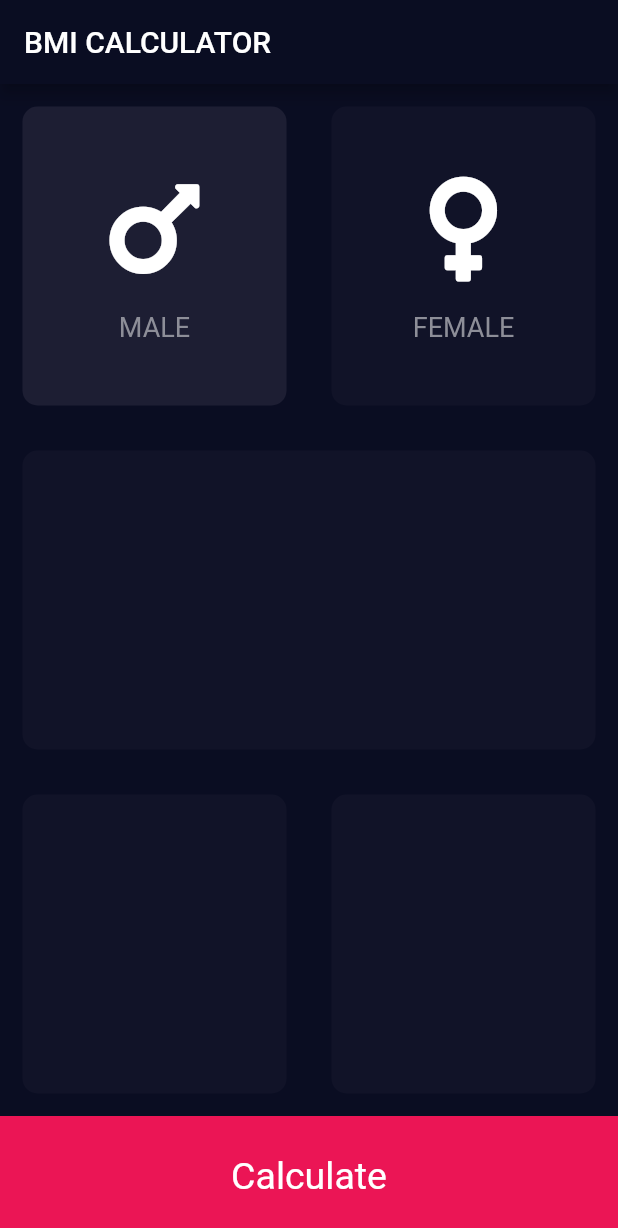
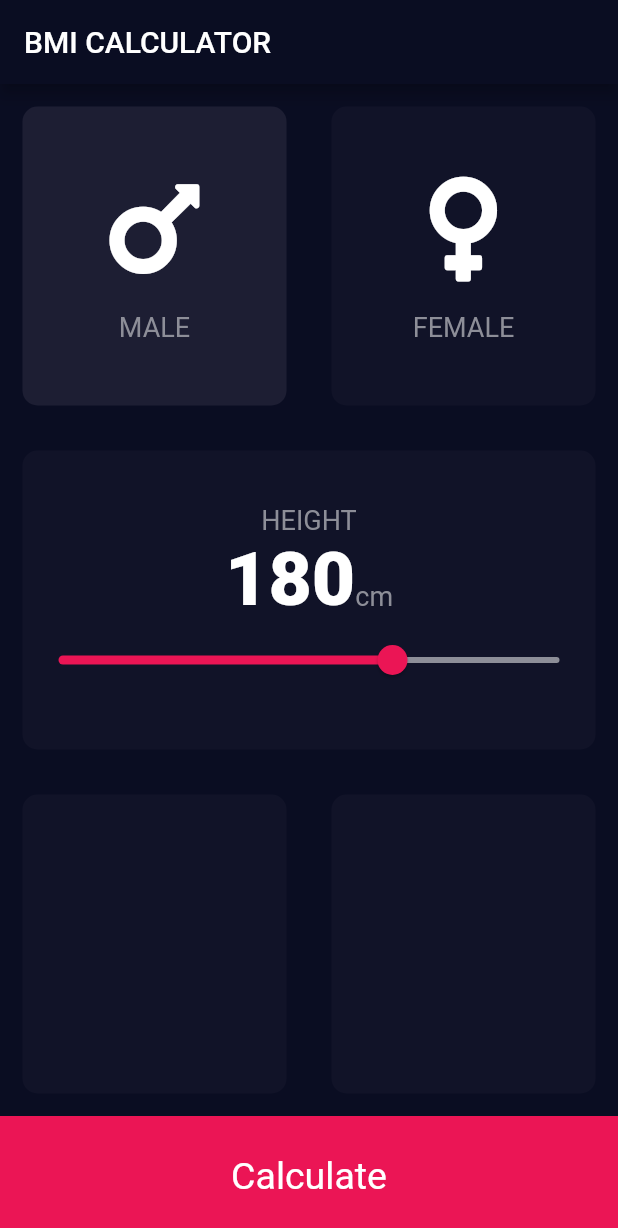
Before and after one commit to kawaiiyoshiyuki/bmi, a Flutter app: the screen it shows after launch, on a phone screen of 412 x 824 dp. Shown: the top 1228 px of the screen. Run offline on Flutter 3.47's test engine with Material 2 defaults, Android fonts, the phone set to English and light mode, and no system bars; our stand-ins replace font_awesome_flutter.

Commit message:
add slider, extract constants

```diff
--- a/lib/card_content.dart
+++ b/lib/card_content.dart
@@ -1,10 +1,6 @@
 import 'package:flutter/material.dart';
 
-const iconColor = Color(0xFF8D8E98);
-const labelTextStyle = TextStyle(
-  fontSize: 18.0,
-  color: iconColor,
-);
+import 'constants.dart';
 
 class CardChild extends StatelessWidget {
   CardChild(
@@ -26,7 +22,7 @@ class CardChild extends StatelessWidget {
             color: Colors.white,
           ),
           SizedBox(height: 15.0),
-          Text(label, style: labelTextStyle),
+          Text(label, style: kLabelTextStyle),
         ],
       ),
     );
--- /dev/null
+++ b/lib/constants.dart
@@ -0,0 +1,15 @@
+import 'package:flutter/material.dart';
+
+const kActiveCardColor = Color(0xFF1D1E33);
+const kInactiveCardColor = Color(0xFF111328);
+const kBottomContainerColor = Color(0xFFEB1555);
+const kBottomContainerHeight = 80.0;
+const kIconColor = Color(0xFF8D8E98);
+const kLabelTextStyle = TextStyle(
+  fontSize: 18.0,
+  color: kIconColor,
+);
+const kNumberTextStyle = TextStyle(
+  fontSize: 50.0,
+  fontWeight: FontWeight.w900,
+);
--- a/lib/input_page.dart
+++ b/lib/input_page.dart
@@ -2,12 +2,8 @@ import 'package:flutter/material.dart';
 import 'package:font_awesome_flutter/font_awesome_flutter.dart';
 
 import 'card_content.dart';
+import 'constants.dart';
 import 'reusable_card.dart';
-
-const activeCardColor = Color(0xFF1D1E33);
-const inactiveCardColor = Color(0xFF111328);
-const bottomContainerColor = Color(0xFFEB1555);
-const bottomContainerHeight = 80.0;
 
 enum Gender {
   male,
@@ -22,6 +18,7 @@ class InputPage extends StatefulWidget {
 class _InputPageState extends State<InputPage> {
   Gender selectedGender = Gender.male;
   void setGender(Gender g) => selectedGender = g;
+  int height = 180;
 
   @override
   Widget build(BuildContext context) {
@@ -30,6 +27,7 @@ class _InputPageState extends State<InputPage> {
         title: Text('BMI CALCULATOR'),
       ),
       body: Column(
+        crossAxisAlignment: CrossAxisAlignment.stretch,
         children: <Widget>[
           Expanded(
             child: Row(
@@ -37,8 +35,8 @@ class _InputPageState extends State<InputPage> {
                 Expanded(
                   child: ReusableCard(
                     color: selectedGender == Gender.male
-                        ? activeCardColor
-                        : inactiveCardColor,
+                        ? kActiveCardColor
+                        : kInactiveCardColor,
                     cardChild: CardChild(
                       selectedIcon: FontAwesomeIcons.mars,
                       label: 'MALE',
@@ -53,8 +51,8 @@ class _InputPageState extends State<InputPage> {
                 Expanded(
                   child: ReusableCard(
                     color: selectedGender == Gender.female
-                        ? activeCardColor
-                        : inactiveCardColor,
+                        ? kActiveCardColor
+                        : kInactiveCardColor,
                     cardChild: CardChild(
                       selectedIcon: FontAwesomeIcons.venus,
                       label: 'FEMALE',
@@ -70,23 +68,61 @@ class _InputPageState extends State<InputPage> {
             ),
           ),
           Expanded(
-            child: ReusableCard(color: inactiveCardColor),
+            child: ReusableCard(
+              color: kInactiveCardColor,
+              cardChild: Column(
+                mainAxisAlignment: MainAxisAlignment.center,
+                children: <Widget>[
+                  Text(
+                    'HEIGHT',
+                    style: kLabelTextStyle,
+                  ),
+                  Row(
+                    mainAxisAlignment: MainAxisAlignment.center,
+                    crossAxisAlignment: CrossAxisAlignment.baseline,
+                    textBaseline: TextBaseline.alphabetic,
+                    children: [
+                      Text(
+                        height.toString(),
+                        style: kNumberTextStyle,
+                      ),
+                      Text(
+                        'cm',
+                        style: kLabelTextStyle,
+                      )
+                    ],
+                  ),
+                  Slider(
+                    value: height.toDouble(),
+                    min: 100.0,
+                    max: 220.0,
+                    activeColor: Color(0xFFEB1555),
+                    inactiveColor: Color(0xFF8D8E98),
+                    onChanged: (double newValue) {
+                      setState(() {
+                        height = newValue.toInt();
+                      });
+                    },
+                  )
+                ],
+              ),
+            ),
           ),
           Expanded(
             child: Row(
               children: <Widget>[
                 Expanded(
-                  child: ReusableCard(color: inactiveCardColor),
+                  child: ReusableCard(color: kInactiveCardColor),
                 ),
                 Expanded(
-                  child: ReusableCard(color: inactiveCardColor),
+                  child: ReusableCard(color: kInactiveCardColor),
                 ),
               ],
             ),
           ),
           Container(
-            height: bottomContainerHeight,
-            color: bottomContainerColor,
+            height: kBottomContainerHeight,
+            color: kBottomContainerColor,
             width: double.infinity,
             child: Center(
                 child: Text(
```
